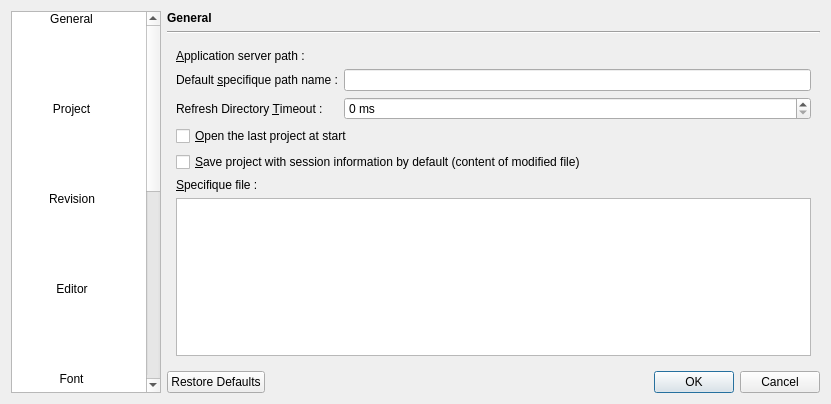
The window that xinx/ui/custom.ui (phoenix741/xinx) describes before a commit, drawn with Qt 5.
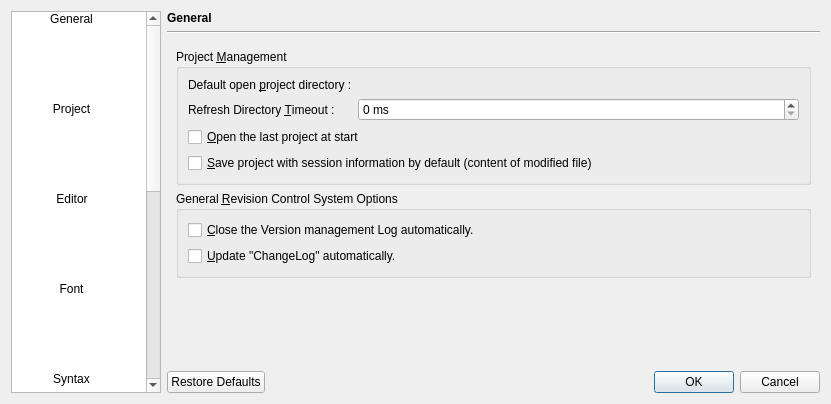
The same window after the commit. The open tabs and pages were chosen to show the change. Icons and pictures are not drawn. Custom widgets are drawn as their Qt base class.

Patch:
```diff
--- a/xinx/ui/custom.ui
+++ b/xinx/ui/custom.ui
@@ -14,7 +14,7 @@
    <string>Customize</string>
   </property>
   <layout class="QGridLayout" name="gridLayout_2">
-   <item row="0" column="0" rowspan="4">
+   <item row="0" column="0" rowspan="6">
     <widget class="QListWidget" name="m_listWidget">
      <property name="minimumSize">
       <size>
@@ -64,15 +64,6 @@
         <normaloff>:/images/preferences-project.png</normaloff>:/images/preferences-project.png</iconset>
       </property>
      </item>
-     <item>
-      <property name="text">
-       <string>Revision</string>
-      </property>
-      <property name="icon">
-       <iconset resource="../application.qrc">
-        <normaloff>:/images/preference-rcs.png</normaloff>:/images/preference-rcs.png</iconset>
-      </property>
-     </item>
      <item>
       <property name="text">
        <string>Editor</string>
@@ -118,6 +109,15 @@
         <normaloff>:/images/preferences-tools.png</normaloff>:/images/preferences-tools.png</iconset>
       </property>
      </item>
+     <item>
+      <property name="text">
+       <string>Generix</string>
+      </property>
+      <property name="icon">
+       <iconset resource="../application.qrc">
+        <normaloff>:/images/warning.png</normaloff>:/images/warning.png</iconset>
+      </property>
+     </item>
      <item>
       <property name="text">
        <string>Modules</string>
@@ -142,14 +142,7 @@
      </property>
     </widget>
    </item>
-   <item row="1" column="1">
-    <widget class="Line" name="line_2">
-     <property name="orientation">
-      <enum>Qt::Horizontal</enum>
-     </property>
-    </widget>
-   </item>
-   <item row="3" column="1">
+   <item row="5" column="1">
     <widget class="QDialogButtonBox" name="m_buttonBox">
      <property name="standardButtons">
       <set>QDialogButtonBox::Cancel|QDialogButtonBox::Ok|QDialogButtonBox::RestoreDefaults</set>
@@ -247,11 +240,15 @@
      <widget class="QWidget" name="m_project">
       <layout class="QVBoxLayout" name="verticalLayout">
        <item>
+        <widget class="QGroupBox" name="groupBox">
+         <property name="title">
+          <string>Project &amp;Management</string>
+         </property>
         <layout class="QFormLayout" name="formLayout_2">
          <item row="0" column="0">
           <widget class="QLabel" name="label_2">
            <property name="text">
-            <string>&amp;Application server path :</string>
+             <string>Default open &amp;project directory :</string>
            </property>
            <property name="buddy">
             <cstring>m_projectPathLineEdit</cstring>
@@ -270,24 +267,6 @@
           </widget>
          </item>
          <item row="1" column="0">
-          <widget class="QLabel" name="label_11">
-           <property name="text">
-            <string>Default &amp;specifique path name :</string>
-           </property>
-           <property name="buddy">
-            <cstring>m_lineEditDefaultProjectPathName</cstring>
-           </property>
-          </widget>
-         </item>
-         <item row="1" column="1">
-          <widget class="QLineEdit" name="m_lineEditDefaultProjectPathName">
-           <property name="whatsThis">
-            <string>&lt;p&gt;This is the path where derivated files are stored in derivated project mode.&lt;/p&gt;
-&lt;p&gt;&lt;i&gt;In &lt;b&gt;Generix&lt;/b&gt;, this is a sub-directory of langue/fra/nav/&lt;/i&gt;&lt;/p&gt;</string>
-           </property>
-          </widget>
-         </item>
-         <item row="2" column="0">
           <widget class="QLabel" name="label_20">
            <property name="text">
             <string>Refresh Directory &amp;Timeout :</string>
@@ -297,7 +276,7 @@
            </property>
           </widget>
          </item>
-         <item row="2" column="1">
+          <item row="1" column="1">
           <widget class="QSpinBox" name="m_refreshProjectTimoutSpinBox">
            <property name="whatsThis">
             <string>Timeout before the directory view is reloaded with your filter.</string>
@@ -316,9 +295,7 @@
            </property>
           </widget>
          </item>
-        </layout>
-       </item>
-       <item>
+          <item row="2" column="0" colspan="2">
         <widget class="QCheckBox" name="m_openLastProjectCheckBox">
          <property name="whatsThis">
           <string>Open the last opened project (&lt;i&gt;if any, it's the opened project when &lt;b&gt;XINX&lt;/b&gt; is closed&lt;/i&gt;), when &lt;b&gt;XINX&lt;/b&gt; is started.</string>
@@ -328,7 +305,7 @@
          </property>
         </widget>
        </item>
-       <item>
+          <item row="3" column="0" colspan="2">
         <widget class="QCheckBox" name="m_saveSessionCheckBox">
          <property name="whatsThis">
           <string>&lt;p&gt;This define the default way to close the project.&lt;/p&gt;
@@ -342,27 +319,21 @@
          </property>
         </widget>
        </item>
-       <item>
-        <widget class="QLabel" name="label_16">
-         <property name="text">
-          <string>&amp;Specifique file :</string>
-         </property>
-         <property name="buddy">
-          <cstring>m_specifiqueTableView</cstring>
-         </property>
-        </widget>
-       </item>
-       <item>
-        <widget class="QTableView" name="m_specifiqueTableView">
-         <property name="whatsThis">
-          <string>For each type of files, you can choose a sub-directory of the default specifique path name (ie. &lt;i&gt;langue/fra/nav/projet/js&lt;/i&gt;). You can choose if the type of file can be Specifique or not. If not, the sub-directory is ignored.</string>
-         </property>
-        </widget>
-       </item>
-      </layout>
-     </widget>
-     <widget class="QWidget" name="m_revision">
-      <layout class="QGridLayout">
+         </layout>
+         <zorder>m_refreshProjectTimoutSpinBox</zorder>
+         <zorder>label_20</zorder>
+         <zorder>m_projectPathLineEdit</zorder>
+         <zorder>label_2</zorder>
+         <zorder>m_openLastProjectCheckBox</zorder>
+         <zorder>m_saveSessionCheckBox</zorder>
+        </widget>
+       </item>
+       <item>
+        <widget class="QGroupBox" name="groupBox_2">
+         <property name="title">
+          <string>General &amp;Revision Control System Options</string>
+         </property>
+         <layout class="QFormLayout" name="formLayout_3">
        <item row="0" column="0">
         <widget class="QCheckBox" name="m_closeLogCheckBox">
          <property name="whatsThis">
@@ -384,8 +355,11 @@
          </property>
         </widget>
        </item>
-       <item row="4" column="0">
-        <spacer>
+         </layout>
+        </widget>
+       </item>
+       <item>
+        <spacer name="verticalSpacer_2">
          <property name="orientation">
           <enum>Qt::Vertical</enum>
          </property>
@@ -397,16 +371,6 @@
          </property>
         </spacer>
        </item>
-       <item row="2" column="0">
-        <widget class="QLabel" name="m_labelLink">
-         <property name="text">
-          <string>&lt;i&gt;Options related to a named revision manager (such as CVS or Subversion) must be changed in the &lt;a href=&quot;#modules&quot;&gt;Modules&lt;/a&gt; section.&lt;/i&gt;</string>
-         </property>
-         <property name="wordWrap">
-          <bool>true</bool>
-         </property>
-        </widget>
-       </item>
       </layout>
      </widget>
      <widget class="QWidget" name="m_editor">
@@ -963,6 +927,67 @@
        </item>
       </layout>
      </widget>
+     <widget class="QWidget" name="m_generixPage">
+      <widget class="QTableView" name="m_specifiqueTableView">
+       <property name="geometry">
+        <rect>
+         <x>10</x>
+         <y>50</y>
+         <width>639</width>
+         <height>163</height>
+        </rect>
+       </property>
+       <property name="whatsThis">
+        <string>For each type of files, you can choose a sub-directory of the default specifique path name (ie. &lt;i&gt;langue/fra/nav/projet/js&lt;/i&gt;). You can choose if the type of file can be Specifique or not. If not, the sub-directory is ignored.</string>
+       </property>
+      </widget>
+      <widget class="QLabel" name="label_16">
+       <property name="geometry">
+        <rect>
+         <x>10</x>
+         <y>30</y>
+         <width>639</width>
+         <height>14</height>
+        </rect>
+       </property>
+       <property name="text">
+        <string>&amp;Specifique file :</string>
+       </property>
+       <property name="buddy">
+        <cstring>m_specifiqueTableView</cstring>
+       </property>
+      </widget>
+      <widget class="QLineEdit" name="m_lineEditDefaultProjectPathName">
+       <property name="geometry">
+        <rect>
+         <x>160</x>
+         <y>10</y>
+         <width>479</width>
+         <height>20</height>
+        </rect>
+       </property>
+       <property name="whatsThis">
+        <string>&lt;p&gt;This is the path where derivated files are stored in derivated project mode.&lt;/p&gt;
+&lt;p&gt;&lt;i&gt;In &lt;b&gt;Generix&lt;/b&gt;, this is a sub-directory of langue/fra/nav/&lt;/i&gt;&lt;/p&gt;</string>
+       </property>
+      </widget>
+      <widget class="QLabel" name="label_11">
+       <property name="geometry">
+        <rect>
+         <x>10</x>
+         <y>10</y>
+         <width>147</width>
+         <height>17</height>
+        </rect>
+       </property>
+       <property name="text">
+        <string>Default &amp;specifique path name :</string>
+       </property>
+       <property name="buddy">
+        <cstring>m_lineEditDefaultProjectPathName</cstring>
+       </property>
+      </widget>
+     </widget>
      <widget class="QWidget" name="m_modules">
       <layout class="QGridLayout">
        <item row="0" column="0">
@@ -1001,6 +1026,13 @@
      </widget>
     </widget>
    </item>
+   <item row="1" column="1">
+    <widget class="Line" name="line_2">
+     <property name="orientation">
+      <enum>Qt::Horizontal</enum>
+     </property>
+    </widget>
+   </item>
   </layout>
  </widget>
  <customwidgets>
```
Left out of the diff: 4 changed lines with no effect on the pictures. Lines whose indentation alone changed are shown as unchanged.
